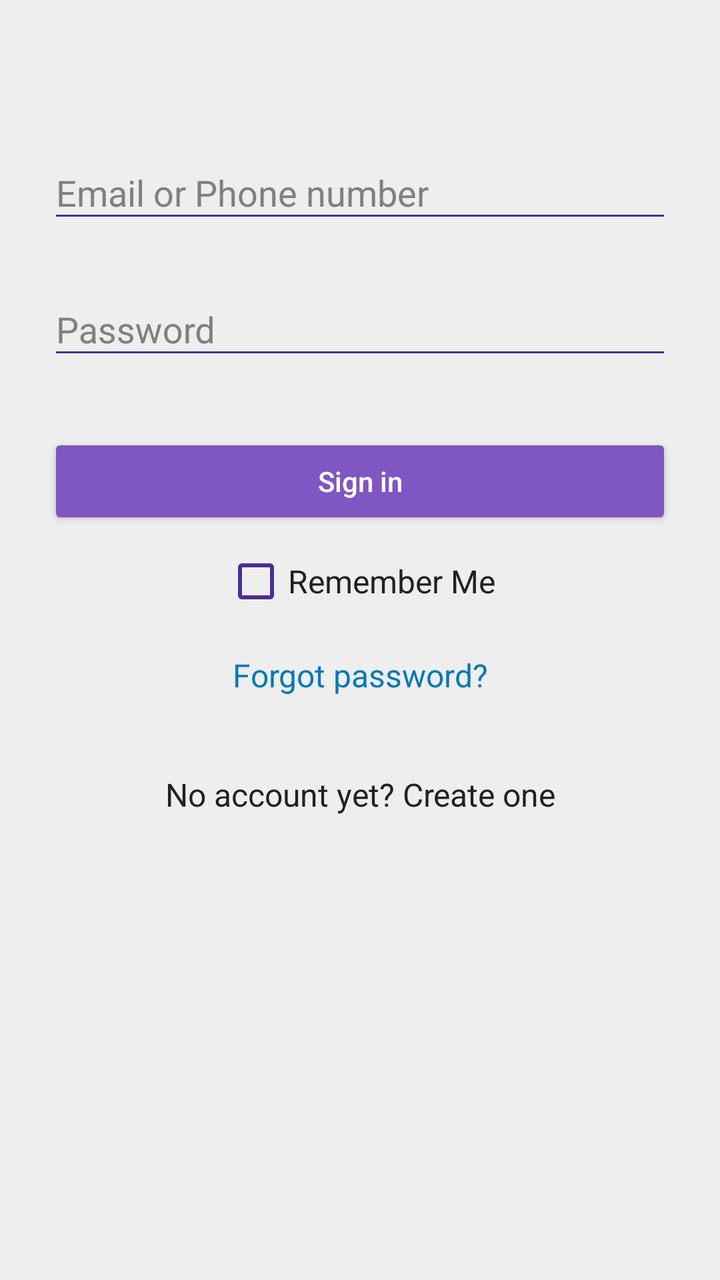
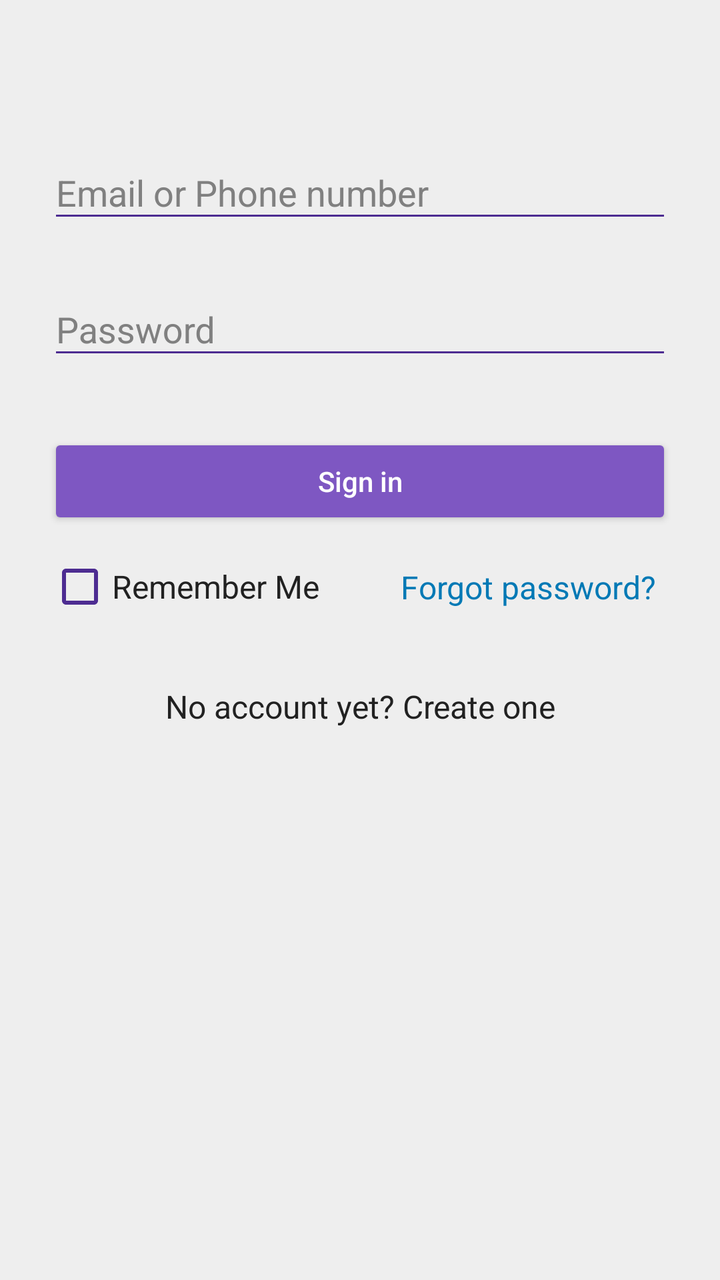

Two renders of the same Android screen: before a commit and after it. Below are the layout's source before the change and the commit's diff.
<!-- AndroidManifest.xml: activity theme AppTheme.Dark -->
<!-- res/layout/activity_sign_in.xml -->
<?xml version="1.0" encoding="utf-8"?>
<ScrollView xmlns:android="http://schemas.android.com/apk/res/android"
            android:layout_width="match_parent"
            android:layout_height="match_parent"
            android:fitsSystemWindows="true">

    <LinearLayout
        android:layout_width="match_parent"
        android:layout_height="wrap_content"
        android:focusable="true"
        android:focusableInTouchMode="true"
        android:orientation="vertical"
        android:paddingLeft="24dp"
        android:paddingRight="24dp"
        android:paddingTop="56dp">

        

        
        <com.google.android.material.textfield.TextInputLayout
            android:layout_width="match_parent"
            android:layout_height="wrap_content"
            android:layout_marginBottom="8dp"
            android:layout_marginTop="8dp">

            <EditText
                android:id="@+id/input_email"
                android:layout_width="match_parent"
                android:layout_height="wrap_content"
                android:hint="@string/hint_email_or_phone"
                android:inputType="textEmailAddress"/>
        </com.google.android.material.textfield.TextInputLayout>

        
        <com.google.android.material.textfield.TextInputLayout
            android:layout_width="match_parent"
            android:layout_height="wrap_content"
            android:layout_marginBottom="8dp"
            android:layout_marginTop="8dp">

            <EditText
                android:id="@+id/input_password"
                android:layout_width="match_parent"
                android:layout_height="wrap_content"
                android:hint="Password"
                android:inputType="textPassword"/>
        </com.google.android.material.textfield.TextInputLayout>

        <androidx.appcompat.widget.AppCompatButton
            android:id="@+id/btn_login"
            style="@style/buttonStyle"
            android:layout_width="match_parent"
            android:layout_height="wrap_content"
            android:layout_marginBottom="10dp"
            android:layout_marginTop="24dp"
            android:padding="12dp"
            android:text="Sign in"/>

        <CheckBox
            android:id="@+id/cbRememberMe"
            style="@style/checkboxStyle"
            android:layout_width="wrap_content"
            android:layout_height="wrap_content"
            android:layout_gravity="center_horizontal"
            android:layout_marginBottom="12dp"
            android:text="Remember Me"
            android:textSize="@dimen/text_size_medium"/>

        <TextView
            android:id="@+id/link_forgot_password"
            android:layout_width="match_parent"
            android:layout_height="wrap_content"
            android:layout_marginBottom="30dp"
            android:gravity="center"
            android:padding="8dp"
            android:text="@string/lbl_forgot_password_link"
            android:textColor="@color/primary_dark"
            android:textSize="@dimen/text_size_medium"/>

        <TextView
            android:id="@+id/link_signup"
            android:layout_width="match_parent"
            android:layout_height="wrap_content"
            android:layout_marginBottom="30dp"
            android:gravity="center"
            android:text="No account yet? Create one"
            android:textSize="@dimen/text_size_medium"/>

    </LinearLayout>
</ScrollView>
<!-- resources referenced by this layout -->
<resources>
  <color name="primary_dark">#0079b5</color>
  <dimen name="text_size_medium">16sp</dimen>
  <string name="hint_email_or_phone">Email or Phone number</string>
  <string name="lbl_forgot_password_link">Forgot password?</string>
  <style name="buttonStyle">
          <item name="android:textColor">@color/white</item>
      </style>
  <style name="checkboxStyle">
          <item name="android:textColor">@color/text_color_primary</item>
      </style>
  <style name="AppTheme.Dark" parent="Theme.AppCompat.NoActionBar">
          <item name="colorPrimary">@color/primary</item>
          <item name="colorPrimaryDark">@color/primary_dark</item>
          <item name="colorAccent">@color/colorAccent</item>
  
          <item name="android:windowBackground">@color/background</item>
          <item name="android:textColorPrimary">@color/text_color_primary</item>
          <item name="android:textColorSecondary">@color/text_color_secondary</item>
          <item name="android:textColor">@color/text_color_primary</item>
  
          <item name="colorControlNormal">@color/secondary_dark</item>
          <item name="colorControlActivated">@color/primary_dark</item>
          <item name="colorControlHighlight">@color/secondary_light</item>
          <item name="android:textColorHint">@color/gray</item>
  
          <item name="android:textAllCaps">false</item>
  
          <item name="colorButtonNormal">@color/secondary</item>
          <item name="android:colorButtonNormal">@color/secondary</item>
  
          
          <item name="dialogTheme">@style/AppTheme.Dialog.Custom</item>
          <item name="alertDialogTheme">@style/AppTheme.Dialog.Alert.Custom</item>
  
      </style>
  <color name="white">#ffffff</color>
  <color name="text_color_primary">#212121</color>
  <color name="primary">#00e5ff</color>
  <color name="colorAccent">@color/accent</color>
  <color name="background">#EEEEEE</color>
  <color name="text_color_secondary">#555555</color>
  <color name="secondary_dark">#4d2c91</color>
  <color name="secondary_light">#b085f5</color>
  <color name="gray">#808080</color>
  <color name="secondary">#7e57c2</color>
  <style name="AppTheme.Dialog.Custom" parent="Theme.AppCompat.Light.Dialog">
          <item name="colorPrimary">@color/primary</item>
          <item name="colorPrimaryDark">@color/primary_dark</item>
          <item name="colorAccent">@color/accent</item>
          <item name="android:textColorPrimary">@color/text_color_primary</item>
      </style>
  <style name="AppTheme.Dialog.Alert.Custom" parent="Theme.AppCompat.Light.Dialog.Alert">
          <item name="colorPrimary">@color/primary</item>
          <item name="colorPrimaryDark">@color/primary_dark</item>
          <item name="colorAccent">@color/accent</item>
          <item name="android:textColorPrimary">@color/text_color_primary</item>
      </style>
  <color name="accent">#FF4081</color>
</resources>

<!-- the commit's change to res/layout/activity_sign_in.xml (unified diff, before → after) -->
@@ -56,26 +56,32 @@
             android:padding="12dp"
             android:text="Sign in"/>
 
-        <CheckBox
-            android:id="@+id/cbRememberMe"
-            style="@style/checkboxStyle"
-            android:layout_width="wrap_content"
-            android:layout_height="wrap_content"
-            android:layout_gravity="center_horizontal"
-            android:layout_marginBottom="12dp"
-            android:text="Remember Me"
-            android:textSize="@dimen/text_size_medium"/>
-
-        <TextView
-            android:id="@+id/link_forgot_password"
+        <LinearLayout
             android:layout_width="match_parent"
             android:layout_height="wrap_content"
             android:layout_marginBottom="30dp"
-            android:gravity="center"
-            android:padding="8dp"
-            android:text="@string/lbl_forgot_password_link"
-            android:textColor="@color/primary_dark"
-            android:textSize="@dimen/text_size_medium"/>
+            android:gravity="center_vertical"
+            android:orientation="horizontal">
+
+            <CheckBox
+                android:id="@+id/cbRememberMe"
+                style="@style/checkboxStyle"
+                android:layout_width="0dp"
+                android:layout_height="wrap_content"
+                android:layout_weight="1"
+                android:text="Remember Me"
+                android:textSize="@dimen/text_size_medium"/>
+
+            <TextView
+                android:id="@+id/link_forgot_password"
+                android:layout_width="wrap_content"
+                android:layout_height="wrap_content"
+                android:background="?attr/selectableItemBackground"
+                android:padding="8dp"
+                android:text="@string/lbl_forgot_password_link"
+                android:textColor="@color/primary_dark"
+                android:textSize="@dimen/text_size_medium"/>
+        </LinearLayout>
 
         <TextView
             android:id="@+id/link_signup"
